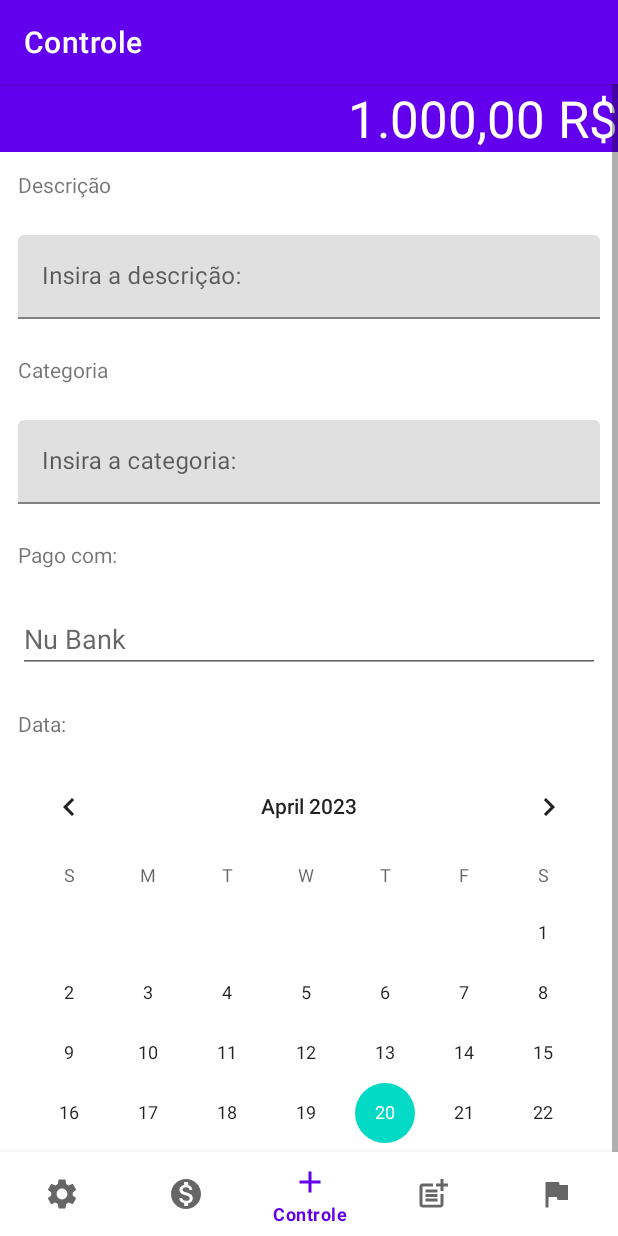
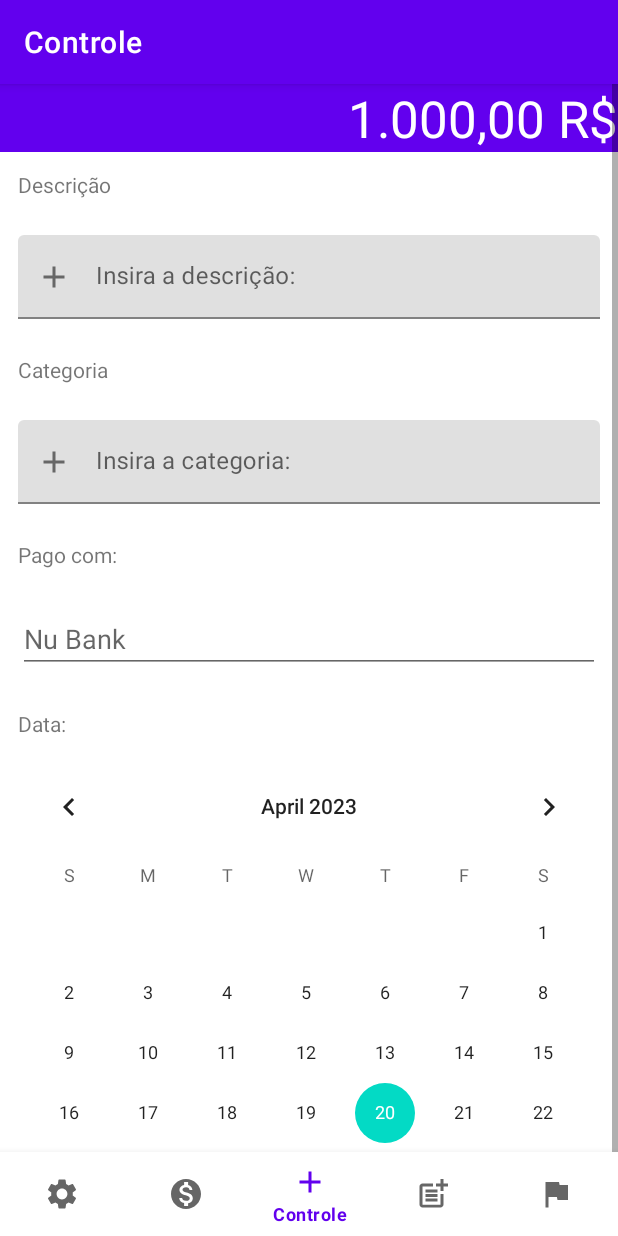
Before and after one commit to guusmoreira02/Trabalho2-master, an Android app: the NotificationsFragment screen opened through its navigation route, on a phone screen of 412 x 824 dp. Run offline under Robolectric (Android 15) with nearby library versions, the phone set to English and light mode, and no system bars; our stand-ins replace navigation-ui.

Commit message:
adicionado o ícone de mais no input

```diff
--- a/app/src/main/res/layout/fragment_notifications.xml
+++ b/app/src/main/res/layout/fragment_notifications.xml
@@ -40,7 +40,8 @@
                 android:id="@+id/descricao"
                 android:layout_width="match_parent"
                 android:layout_height="match_parent"
-                android:layout_margin="12dp">
+                android:layout_margin="12dp"
+                app:startIconDrawable="@drawable/ic_add_24dp">
 
                 <com.google.android.material.textfield.TextInputEditText
                     android:layout_width="match_parent"
@@ -58,7 +59,8 @@
 
             <com.google.android.material.textfield.TextInputLayout
                 android:layout_width="match_parent"
-                android:layout_height="match_parent">
+                android:layout_height="match_parent"
+                app:startIconDrawable="@drawable/ic_add_24dp">
 
                 <com.google.android.material.textfield.TextInputEditText
                     android:layout_width="match_parent"
```
